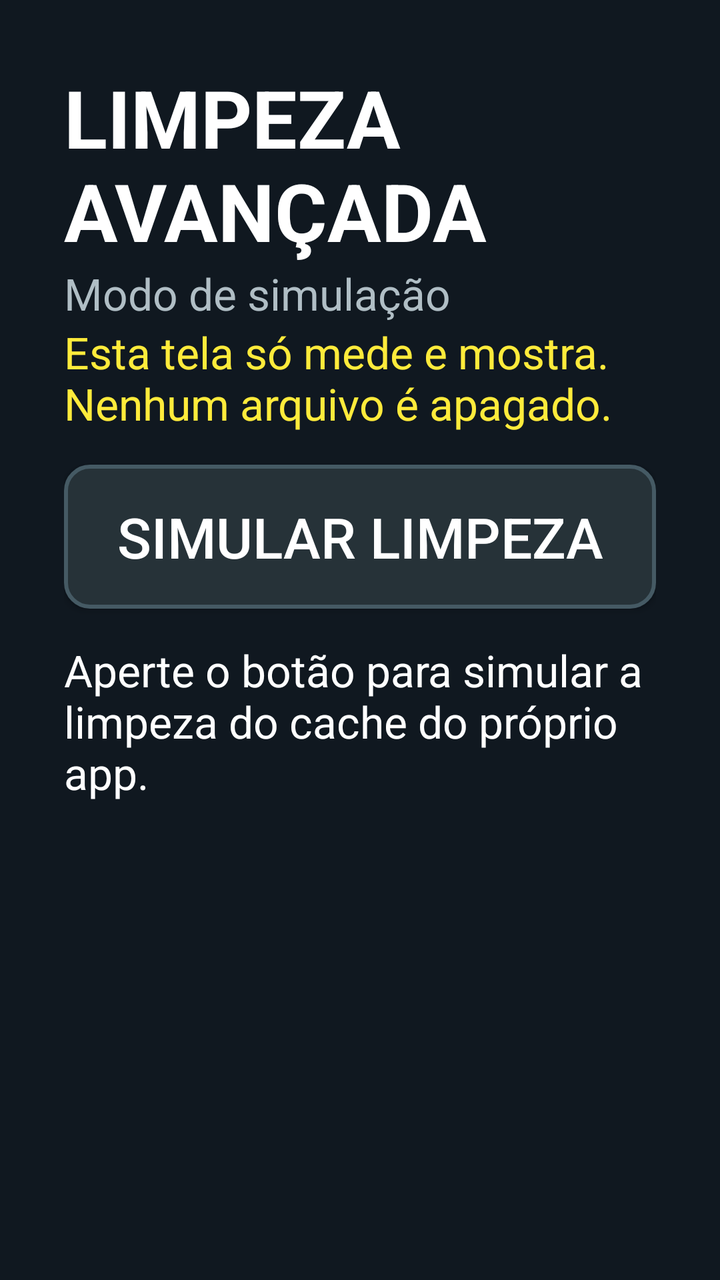
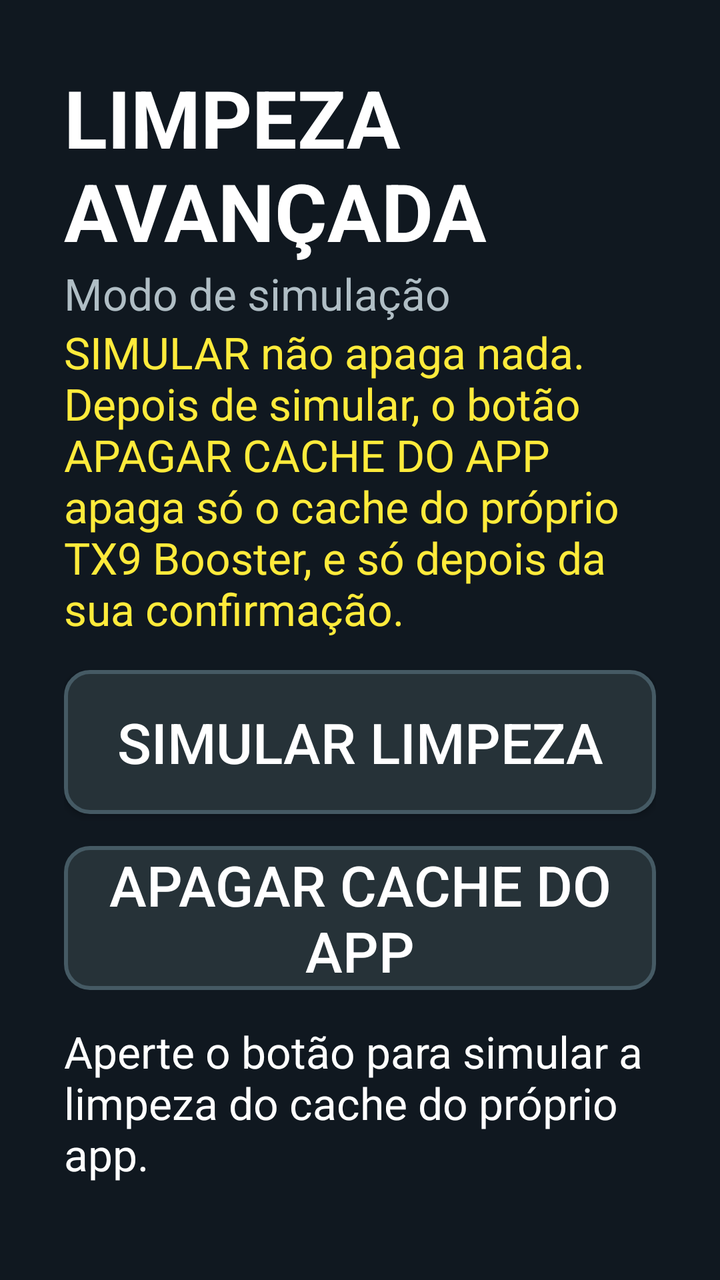

The first picture is an Android layout as it rendered before a commit; the second is the same layout after the commit. The layout source and the unified diff follow.
<!-- AndroidManifest.xml: application theme android:Theme.DeviceDefault.NoActionBar -->
<!-- res/layout/activity_limpeza.xml -->
<?xml version="1.0" encoding="utf-8"?>
<ScrollView xmlns:android="http://schemas.android.com/apk/res/android"
    android:layout_width="match_parent"
    android:layout_height="match_parent"
    android:background="#101820"
    android:fillViewport="true">

    <LinearLayout
        android:layout_width="match_parent"
        android:layout_height="wrap_content"
        android:orientation="vertical"
        android:padding="32dp">

        <TextView
            android:layout_width="match_parent"
            android:layout_height="wrap_content"
            android:text="@string/simul_titulo"
            android:textColor="#FFFFFF"
            android:textSize="40sp"
            android:textStyle="bold" />

        <TextView
            android:layout_width="match_parent"
            android:layout_height="wrap_content"
            android:text="@string/simul_subtitulo"
            android:textColor="#B0BEC5"
            android:textSize="22sp" />

        <TextView
            android:layout_width="match_parent"
            android:layout_height="wrap_content"
            android:layout_marginBottom="16dp"
            android:text="@string/simul_aviso"
            android:textColor="#FFEB3B"
            android:textSize="22sp" />

        <Button
            android:id="@+id/btnSimular"
            android:layout_width="match_parent"
            android:layout_height="72dp"
            android:layout_marginBottom="16dp"
            android:background="@drawable/botao_fundo"
            android:focusable="true"
            android:text="@string/simul_btn"
            android:textColor="#FFFFFF"
            android:textSize="28sp">
            <requestFocus />
        </Button>

        <TextView
            android:id="@+id/txtSimulResultado"
            android:layout_width="match_parent"
            android:layout_height="wrap_content"
            android:text="@string/simul_aguardando"
            android:textColor="#FFFFFF"
            android:textSize="22sp" />

    </LinearLayout>
</ScrollView>
<!-- resources referenced by this layout -->
<resources>
  <!-- drawable botao_fundo (drawable) -->
  <?xml version="1.0" encoding="utf-8"?>
  <selector xmlns:android="http://schemas.android.com/apk/res/android">
  
      <item android:state_focused="true">
          <shape android:shape="rectangle">
              <solid android:color="#1E88E5" />
              <stroke
                  android:width="6dp"
                  android:color="#FFEB3B" />
              <corners android:radius="12dp" />
          </shape>
      </item>
  
      <item android:state_pressed="true">
          <shape android:shape="rectangle">
              <solid android:color="#1565C0" />
              <corners android:radius="12dp" />
          </shape>
      </item>
  
      <item>
          <shape android:shape="rectangle">
              <solid android:color="#263238" />
              <stroke
                  android:width="2dp"
                  android:color="#455A64" />
              <corners android:radius="12dp" />
          </shape>
      </item>
  
  </selector>
  <string name="simul_aguardando">Aperte o botão para simular a limpeza do cache do próprio app.</string>
  <string name="simul_aviso">Esta tela só mede e mostra. Nenhum arquivo é apagado.</string>
  <string name="simul_btn">SIMULAR LIMPEZA</string>
  <string name="simul_subtitulo">Modo de simulação</string>
  <string name="simul_titulo">LIMPEZA AVANÇADA</string>
</resources>

<!-- the commit's change to res/layout/activity_limpeza.xml (unified diff, before → after) -->
@@ -30,7 +30,7 @@
             android:layout_width="match_parent"
             android:layout_height="wrap_content"
             android:layout_marginBottom="16dp"
-            android:text="@string/simul_aviso"
+            android:text="@string/exc_aviso"
             android:textColor="#FFEB3B"
             android:textSize="22sp" />
 
@@ -47,6 +47,18 @@
             <requestFocus />
         </Button>
 
+        <Button
+            android:id="@+id/btnApagar"
+            android:layout_width="match_parent"
+            android:layout_height="72dp"
+            android:layout_marginBottom="16dp"
+            android:background="@drawable/botao_fundo"
+            android:enabled="false"
+            android:focusable="true"
+            android:text="@string/exc_btn"
+            android:textColor="#FFFFFF"
+            android:textSize="28sp" />
+
         <TextView
             android:id="@+id/txtSimulResultado"
             android:layout_width="match_parent"
<!-- resource entries referenced after the edit -->
@@ -32,8 +32,9 @@
       </item>
   
   </selector>
+  <string name="exc_aviso">SIMULAR não apaga nada. Depois de simular, o botão APAGAR CACHE DO APP apaga só o cache do próprio TX9 Booster, e só depois da sua confirmação.</string>
+  <string name="exc_btn">APAGAR CACHE DO APP</string>
   <string name="simul_aguardando">Aperte o botão para simular a limpeza do cache do próprio app.</string>
-  <string name="simul_aviso">Esta tela só mede e mostra. Nenhum arquivo é apagado.</string>
   <string name="simul_btn">SIMULAR LIMPEZA</string>
   <string name="simul_subtitulo">Modo de simulação</string>
   <string name="simul_titulo">LIMPEZA AVANÇADA</string>
